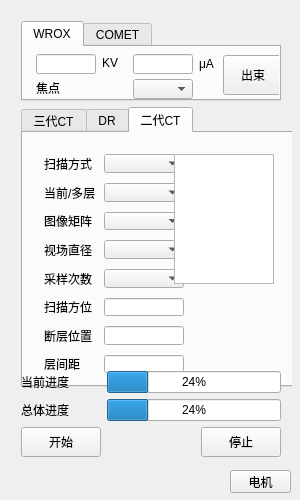
Above: CTScan_QT/CTScan/linedetscanwidget.ui from maozi2327/CTScan before the change. Below: the same form after it.
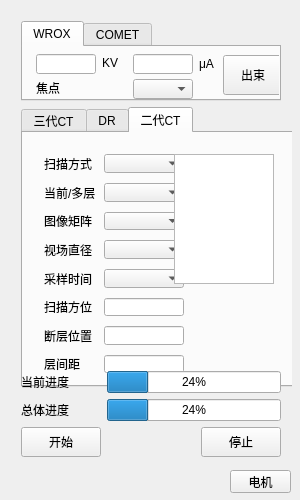
That is the form after the change.

Patch:
```diff
--- a/CTScan_QT/CTScan/linedetscanwidget.ui
+++ b/CTScan_QT/CTScan/linedetscanwidget.ui
@@ -1308,7 +1308,7 @@
               </size>
              </property>
              <property name="text">
-              <string>采样次数</string>
+              <string>采样时间</string>
              </property>
             </widget>
            </item>
```
Left out of the diff: 22 changed lines with no effect on the pictures.
